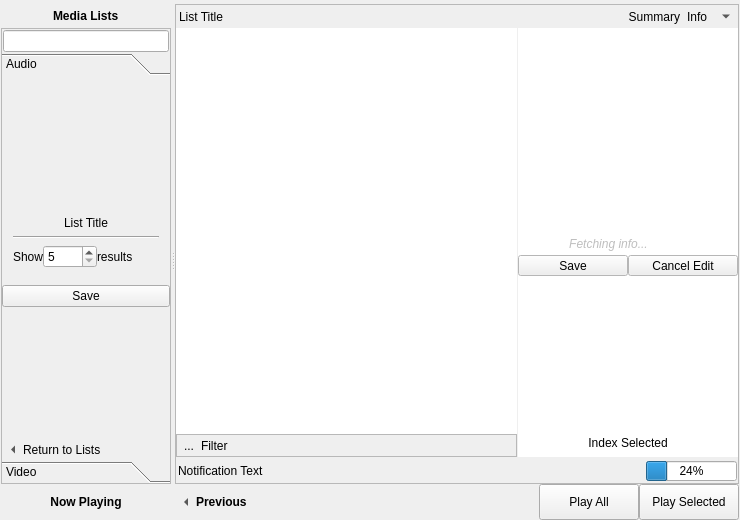
Old version of the form src/mainwindow.ui in the repository KDE/bangarang.
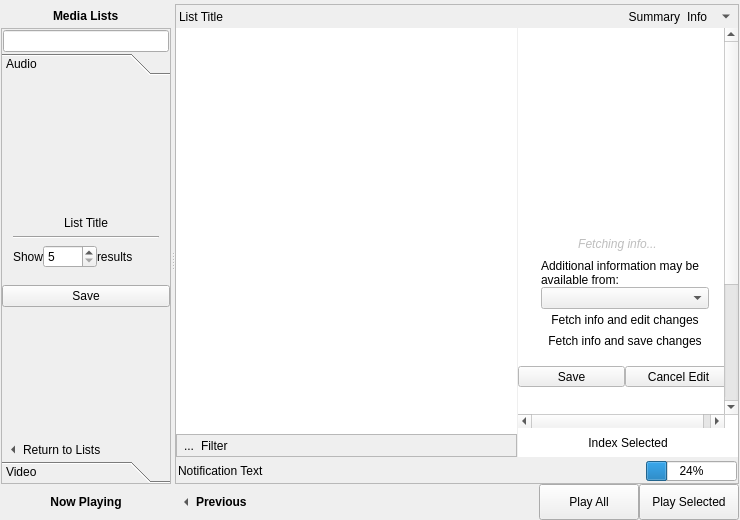
New version of the form. Icons and pictures are not drawn. Custom widgets are drawn as their Qt base class.

Commit message: finalize ui for infofetcher.

The edit to the form file:
```diff
--- a/src/mainwindow.ui
+++ b/src/mainwindow.ui
@@ -1873,8 +1873,8 @@
                            <rect>
                             <x>0</x>
                             <y>0</y>
-                            <width>220</width>
-                            <height>393</height>
+                            <width>205</width>
+                            <height>575</height>
                            </rect>
                           </property>
                           <layout class="QVBoxLayout" name="verticalLayout_64">
@@ -1923,20 +1923,32 @@
                            </item>
                            <item>
                             <widget class="QWidget" name="infoFetcherHolder" native="true">
+                             <layout class="QVBoxLayout" name="verticalLayout_20">
+                              <property name="spacing">
+                               <number>0</number>
+                              </property>
+                              <property name="leftMargin">
+                               <number>12</number>
+                              </property>
+                              <property name="topMargin">
+                               <number>0</number>
+                              </property>
+                              <property name="rightMargin">
+                               <number>12</number>
+                              </property>
+                              <property name="bottomMargin">
+                               <number>4</number>
+                              </property>
+                              <item>
+                               <widget class="QWidget" name="infoFetcherMessageHolder" native="true">
+                                <property name="autoFillBackground">
+                                 <bool>true</bool>
+                                </property>
                              <layout class="QHBoxLayout" name="horizontalLayout_41">
                               <property name="spacing">
                                <number>0</number>
                               </property>
-                              <property name="leftMargin">
-                               <number>4</number>
-                              </property>
-                              <property name="topMargin">
-                               <number>0</number>
-                              </property>
-                              <property name="rightMargin">
-                               <number>4</number>
-                              </property>
-                              <property name="bottomMargin">
+                                 <property name="margin">
                                <number>0</number>
                               </property>
                               <item>
@@ -1987,9 +1999,9 @@
                                </spacer>
                               </item>
                               <item>
-                               <widget class="QToolButton" name="infoAutoFetch">
-                                <property name="toolTip">
-                                 <string>Fetch info for selected item(s)</string>
+                                  <widget class="QToolButton" name="showInfoFetcherExpander">
+                                   <property name="text">
+                                    <string/>
                                 </property>
                                 <property name="icon">
                                  <iconset>
@@ -1999,19 +2011,77 @@
                                  <bool>true</bool>
                                 </property>
                                </widget>
+                                 </item>
+                                </layout>
+                               </widget>
+                              </item>
+                              <item>
+                               <widget class="QWidget" name="infoFetcherExpander" native="true">
+                                <property name="autoFillBackground">
+                                 <bool>true</bool>
+                                </property>
+                                <layout class="QVBoxLayout" name="verticalLayout_34">
+                                 <property name="spacing">
+                                  <number>0</number>
+                                 </property>
+                                 <property name="topMargin">
+                                  <number>4</number>
+                                 </property>
+                                 <item>
+                                  <widget class="QLabel" name="infoFetcherLabel">
+                                   <property name="text">
+                                    <string>Additional information may be available from:</string>
+                                   </property>
+                                   <property name="wordWrap">
+                                    <bool>true</bool>
+                                   </property>
+                                  </widget>
+                                 </item>
+                                 <item>
+                                  <widget class="QComboBox" name="infoFetcherSelector"/>
                               </item>
                               <item>
                                <widget class="QToolButton" name="infoFetch">
+                                   <property name="sizePolicy">
+                                    <sizepolicy hsizetype="Preferred" vsizetype="Fixed">
+                                     <horstretch>0</horstretch>
+                                     <verstretch>0</verstretch>
+                                    </sizepolicy>
+                                   </property>
                                 <property name="toolTip">
                                  <string>Fetch info and edit</string>
                                 </property>
-                                <property name="icon">
-                                 <iconset>
-                                  <normaloff>../convenience/document-edit.png</normaloff>../convenience/document-edit.png</iconset>
-                                </property>
+                                   <property name="text">
+                                    <string>Fetch info and edit changes</string>
+                                   </property>
+                                   <property name="toolButtonStyle">
+                                    <enum>Qt::ToolButtonTextOnly</enum>
+                                   </property>
                                 <property name="autoRaise">
                                  <bool>true</bool>
                                 </property>
+                                  </widget>
+                                 </item>
+                                 <item>
+                                  <widget class="QToolButton" name="infoAutoFetch">
+                                   <property name="sizePolicy">
+                                    <sizepolicy hsizetype="Preferred" vsizetype="Fixed">
+                                     <horstretch>0</horstretch>
+                                     <verstretch>0</verstretch>
+                                    </sizepolicy>
+                                   </property>
+                                   <property name="toolTip">
+                                    <string>Fetch info for selected item(s)</string>
+                                   </property>
+                                   <property name="text">
+                                    <string>Fetch info and save changes</string>
+                                   </property>
+                                   <property name="autoRaise">
+                                    <bool>true</bool>
+                                   </property>
+                                  </widget>
+                                 </item>
+                                </layout>
                                </widget>
                               </item>
                              </layout>
@@ -2117,7 +2187,7 @@
                              <property name="sizeHint" stdset="0">
                               <size>
                                <width>20</width>
-                               <height>600</height>
+                               <height>200</height>
                               </size>
                              </property>
                             </spacer>
```
Left out of the diff: 2 changed lines with no effect on the pictures. Lines whose indentation alone changed are shown as unchanged. The commit also changes 4 other files.
